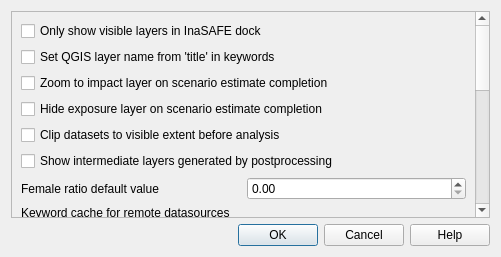
Above: safe_qgis/options_dialog_base.ui from inasafe/inasafe before the change. Below: the same form after it.
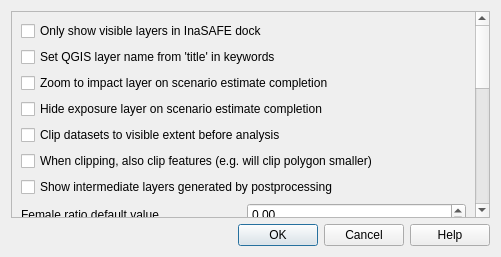
That is the form after the change. Icons and pictures are not drawn.

Commit message: Exposed clip hard to the user interface via options panel

```diff
--- a/safe_qgis/options_dialog_base.ui
+++ b/safe_qgis/options_dialog_base.ui
@@ -37,13 +37,13 @@
       <property name="geometry">
        <rect>
         <x>0</x>
-        <y>-111</y>
-        <width>465</width>
-        <height>638</height>
+        <y>0</y>
+        <width>468</width>
+        <height>764</height>
        </rect>
       </property>
       <layout class="QGridLayout" name="gridLayout_2">
-       <item row="13" column="0">
+       <item row="14" column="0">
         <spacer name="verticalSpacer">
          <property name="orientation">
           <enum>Qt::Vertical</enum>
@@ -247,7 +247,7 @@
          </property>
         </widget>
        </item>
-       <item row="8" column="0">
+       <item row="9" column="0">
         <widget class="QLabel" name="lblKeywordCache">
          <property name="enabled">
           <bool>true</bool>
@@ -308,7 +308,7 @@
          </property>
         </widget>
        </item>
-       <item row="5" column="0">
+       <item row="6" column="0">
         <widget class="QCheckBox" name="cbxShowPostprocessingLayers">
          <property name="toolTip">
           <string>Turn on to see the intermediate files generated by the postprocessing steps in the map canvas</string>
@@ -318,7 +318,7 @@
          </property>
         </widget>
        </item>
-       <item row="7" column="0">
+       <item row="8" column="0">
         <layout class="QHBoxLayout" name="horizontalLayout_7">
          <item>
           <widget class="QLabel" name="label_6">
@@ -342,6 +342,13 @@
          </item>
         </layout>
        </item>
+       <item row="5" column="0">
+        <widget class="QCheckBox" name="cbxClipHard">
+         <property name="text">
+          <string>When clipping, also clip features (e.g. will clip polygon smaller)</string>
+         </property>
+        </widget>
+       </item>
       </layout>
      </widget>
     </widget>
```
Left out of the diff: 6 changed lines with no effect on the pictures. The commit also changes 4 other files.
